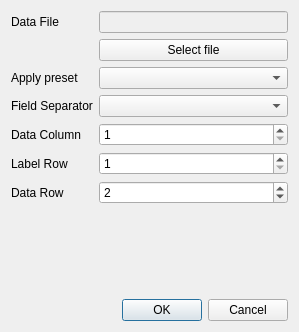
Before: the Qt Designer form src/dialog.ui in jgeudens/GraphViewer, drawn with Qt 5.
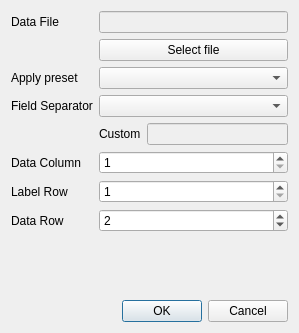
After: the same form once the commit is applied.

Commit message:
Add custom field separator option + various improvements
Moved function to general header file
Replaced point field separator with comma
Add validation to Dialog window

Diff of the .ui file:
```diff
--- a/src/dialog.ui
+++ b/src/dialog.ui
@@ -7,7 +7,7 @@
     <x>0</x>
     <y>0</y>
     <width>299</width>
-    <height>332</height>
+    <height>333</height>
    </rect>
   </property>
   <property name="windowTitle">
@@ -38,14 +38,14 @@
          </property>
         </widget>
        </item>
-       <item row="7" column="0">
+       <item row="8" column="0">
         <widget class="QLabel" name="label_3">
          <property name="text">
           <string>Data Column</string>
          </property>
         </widget>
        </item>
-       <item row="7" column="1">
+       <item row="8" column="1">
         <widget class="QSpinBox" name="spinDataColumn">
          <property name="minimum">
           <number>1</number>
@@ -58,14 +58,14 @@
          </property>
         </widget>
        </item>
-       <item row="8" column="0">
+       <item row="9" column="0">
         <widget class="QLabel" name="label_4">
          <property name="text">
           <string>Label Row</string>
          </property>
         </widget>
        </item>
-       <item row="8" column="1">
+       <item row="9" column="1">
         <widget class="QSpinBox" name="spinLabelRow">
          <property name="minimum">
           <number>1</number>
@@ -78,14 +78,14 @@
          </property>
         </widget>
        </item>
-       <item row="9" column="0">
+       <item row="10" column="0">
         <widget class="QLabel" name="label_2">
          <property name="text">
           <string>Data Row</string>
          </property>
         </widget>
        </item>
-       <item row="9" column="1">
+       <item row="10" column="1">
         <widget class="QSpinBox" name="spinDataRow">
          <property name="minimum">
           <number>1</number>
@@ -132,6 +132,24 @@
        <item row="4" column="1">
         <widget class="QComboBox" name="comboPreset"/>
        </item>
+       <item row="6" column="1">
+        <layout class="QFormLayout" name="formLayout_2">
+         <item row="0" column="0">
+          <widget class="QLabel" name="label_7">
+           <property name="text">
+            <string>Custom</string>
+           </property>
+          </widget>
+         </item>
+         <item row="0" column="1">
+          <widget class="QLineEdit" name="lineCustomFieldSeparator">
+           <property name="enabled">
+            <bool>false</bool>
+           </property>
+          </widget>
+         </item>
+        </layout>
+       </item>
       </layout>
      </item>
     </layout>
```
The commit also changes 6 other files.
